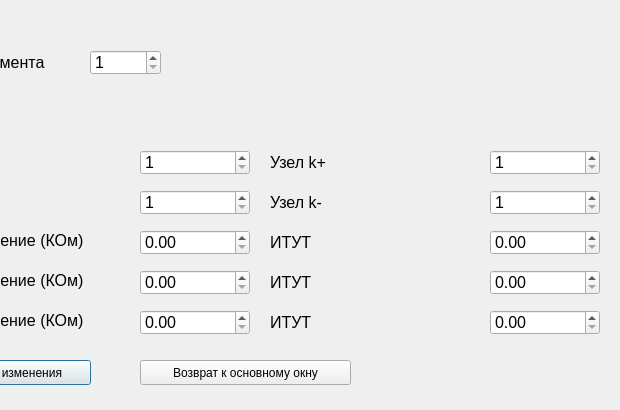
Before: the Qt Designer form editionelements.ui in Ekop007/CSM, drawn with Qt 5; both pictures show x 380 to 1000 and y 0 to 410 of the 1000 by 410 pixel window.
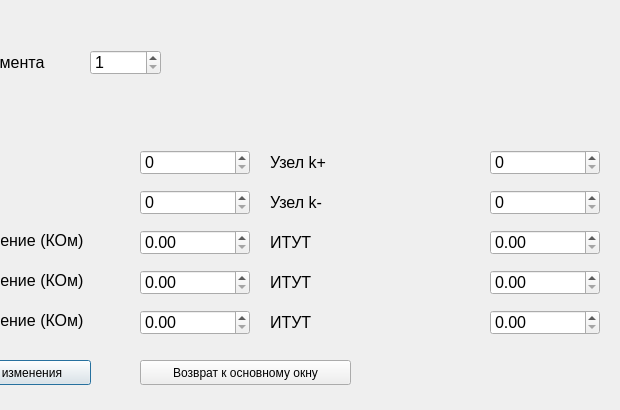
After: the same form once the commit is applied.

```diff
--- a/editionelements.ui
+++ b/editionelements.ui
@@ -82,7 +82,7 @@
     </font>
    </property>
    <property name="minimum">
-    <number>1</number>
+    <number>0</number>
    </property>
    <property name="maximum">
     <number>100000</number>
@@ -157,7 +157,7 @@
     </font>
    </property>
    <property name="minimum">
-    <number>1</number>
+    <number>0</number>
    </property>
    <property name="maximum">
     <number>100000</number>
@@ -265,7 +265,7 @@
     </font>
    </property>
    <property name="minimum">
-    <number>1</number>
+    <number>0</number>
    </property>
    <property name="maximum">
     <number>100000</number>
@@ -301,7 +301,7 @@
     </font>
    </property>
    <property name="minimum">
-    <number>1</number>
+    <number>0</number>
    </property>
    <property name="maximum">
     <number>100000</number>
```
